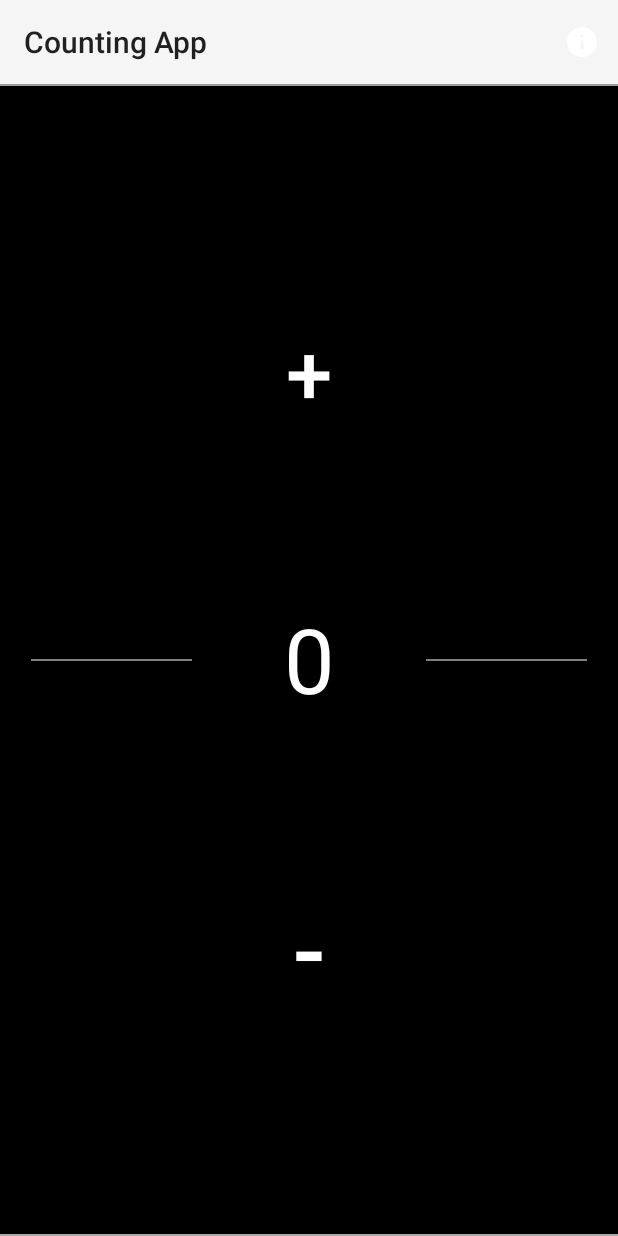
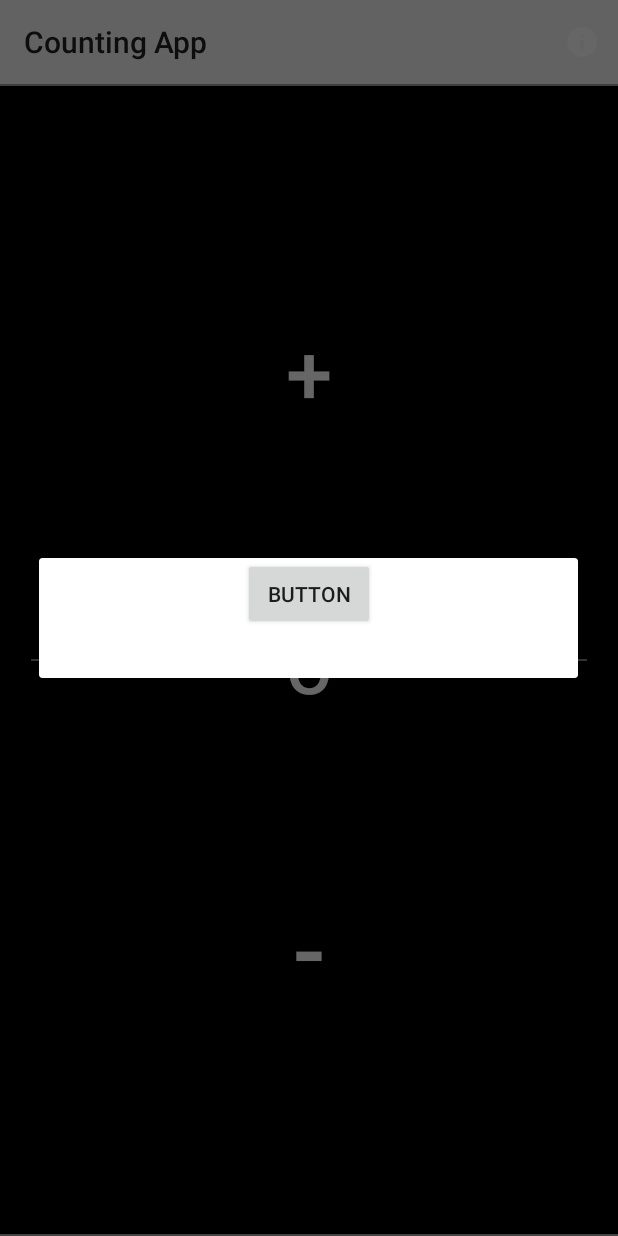
Before and after one commit to bctecnica/Counting-app, an Android app: the screen it shows after launch (MainActivity), after a tap on "info", on a phone screen of 412 x 824 dp. Run offline under Robolectric (Android 15) with nearby library versions, the phone set to English and light mode, and no system bars.

Commit message:
info button creates a popup window that can be dismissed

```diff
--- a/app/src/main/java/com/example/countingapp/MainActivity.java
+++ b/app/src/main/java/com/example/countingapp/MainActivity.java
@@ -1,6 +1,7 @@
 package com.example.countingapp;
 
 import androidx.annotation.NonNull;
+import androidx.appcompat.app.AlertDialog;
 import androidx.appcompat.app.AppCompatActivity;
 import androidx.constraintlayout.widget.ConstraintLayout;
 import android.graphics.Color;
@@ -17,12 +18,17 @@ import android.widget.Toast;
 public class MainActivity extends AppCompatActivity {
 
     // Initializes
+    // Main activity
     public ConstraintLayout background;
     private Button plus;
     private Button minus;
     private EditText counter;
     final Handler handler = new Handler();
     int currentCount;
+    // Popup window
+    private AlertDialog.Builder dialogBuilder;
+    private AlertDialog dialog;
+    private Button popupClose;
 
     @Override
     protected void onCreate(Bundle savedInstanceState) {
@@ -93,8 +99,27 @@ public class MainActivity extends AppCompatActivity {
     // Opens info pane when icon is clicked
     @Override
     public boolean onOptionsItemSelected(@NonNull MenuItem item) {
+        createInfoPopupWindow();
         Toast.makeText(getApplicationContext(),"info button clicked",Toast.LENGTH_SHORT).show();
         return super.onOptionsItemSelected(item);
+    }
+
+    // Creates popup window
+    public void createInfoPopupWindow(){
+        dialogBuilder = new AlertDialog.Builder(this);
+        final View infoPopup = getLayoutInflater().inflate(R.layout.popup, null);
+        popupClose = infoPopup.findViewById(R.id.closePopupButton);
+
+        dialogBuilder.setView(infoPopup);
+        dialog = dialogBuilder.create();
+        dialog.show();
+
+        popupClose.setOnClickListener(new View.OnClickListener() {
+            @Override
+            public void onClick(View view) {
+                dialog.dismiss();
+            }
+        });
     }
 
     // Used to flash white when user hits min(0)/max(9999) limit
--- /dev/null
+++ b/app/src/main/res/layout/popup.xml
@@ -0,0 +1,18 @@
+<?xml version="1.0" encoding="utf-8"?>
+<androidx.constraintlayout.widget.ConstraintLayout
+    xmlns:android="http://schemas.android.com/apk/res/android"
+    xmlns:app="http://schemas.android.com/apk/res-auto"
+    xmlns:tools="http://schemas.android.com/tools"
+    android:layout_width="match_parent"
+    android:layout_height="match_parent">
+
+    <Button
+        android:id="@+id/closePopupButton"
+        android:layout_width="wrap_content"
+        android:layout_height="wrap_content"
+        android:layout_marginBottom="32dp"
+        android:text="Button"
+        app:layout_constraintBottom_toBottomOf="parent"
+        app:layout_constraintEnd_toEndOf="parent"
+        app:layout_constraintStart_toStartOf="parent" />
+</androidx.constraintlayout.widget.ConstraintLayout>
```
